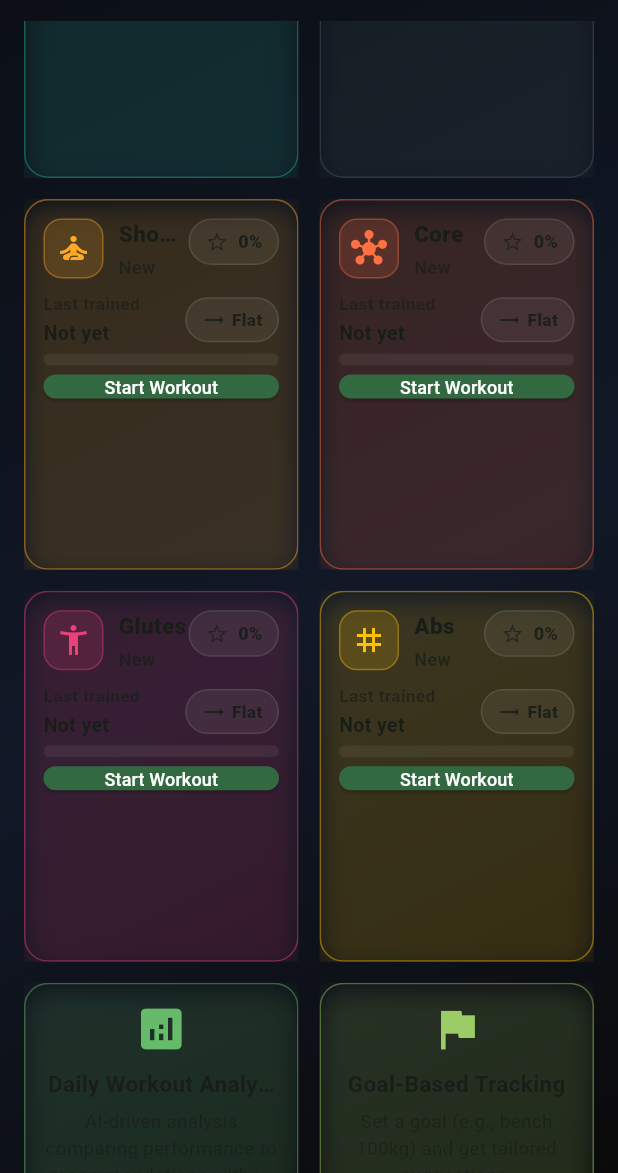
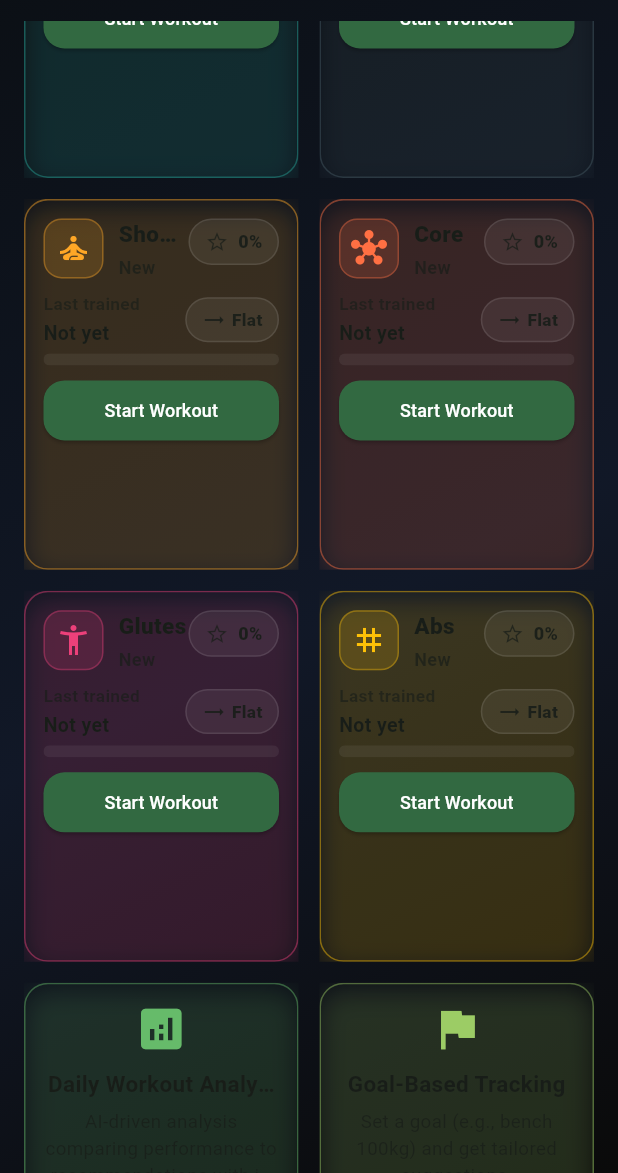
Before and after one commit to Ramslon/Fitness-Aura-Athletix-App, a Flutter app: the HomeScreen screen opened by its route, scrolled down 1152 dp, on a phone screen of 412 x 824 dp, the part 63-1236 px from its top. Run offline on Flutter 3.47's test engine with Material 3 defaults, Android fonts, the phone set to English and light mode, and no system bars; our stand-ins replace file_picker, firebase_auth, firebase_core, flutter_markdown, flutter_secure_storage, google_sign_in and 6 more; accounts and stored records are empty.

Commit message:
Fixed the bottom overflowed error in legs workout card in home screen

```diff
--- a/lib/presentation/screens/home_screen.dart
+++ b/lib/presentation/screens/home_screen.dart
@@ -48,8 +48,9 @@ class _HomeScreenState extends State<HomeScreen> {
     final muscleFreq = await StorageService().getMuscleGroupFrequency();
     final overload = await StorageService().getProgressiveOverloadMetrics();
     final entries = await StorageService().loadEntries();
-    final aiEnabled =
-        await StorageService().loadBoolSetting(_aiSuggestionsEnabledKey);
+    final aiEnabled = await StorageService().loadBoolSetting(
+      _aiSuggestionsEnabledKey,
+    );
 
     // Per-body-part card stats for workout categories.
     final bodyParts = <String>[
@@ -1307,7 +1308,6 @@ class _BodyPartWorkoutCard extends StatelessWidget {
         // Bottom Section — Action
         SizedBox(
           width: double.infinity,
-          height: 16,
           child: ElevatedButton(
             onPressed: onPrimaryAction,
             style: ElevatedButton.styleFrom(padding: EdgeInsets.zero),
```
Also changed, not shown: assets/images/arm_zottman_curls.png.
